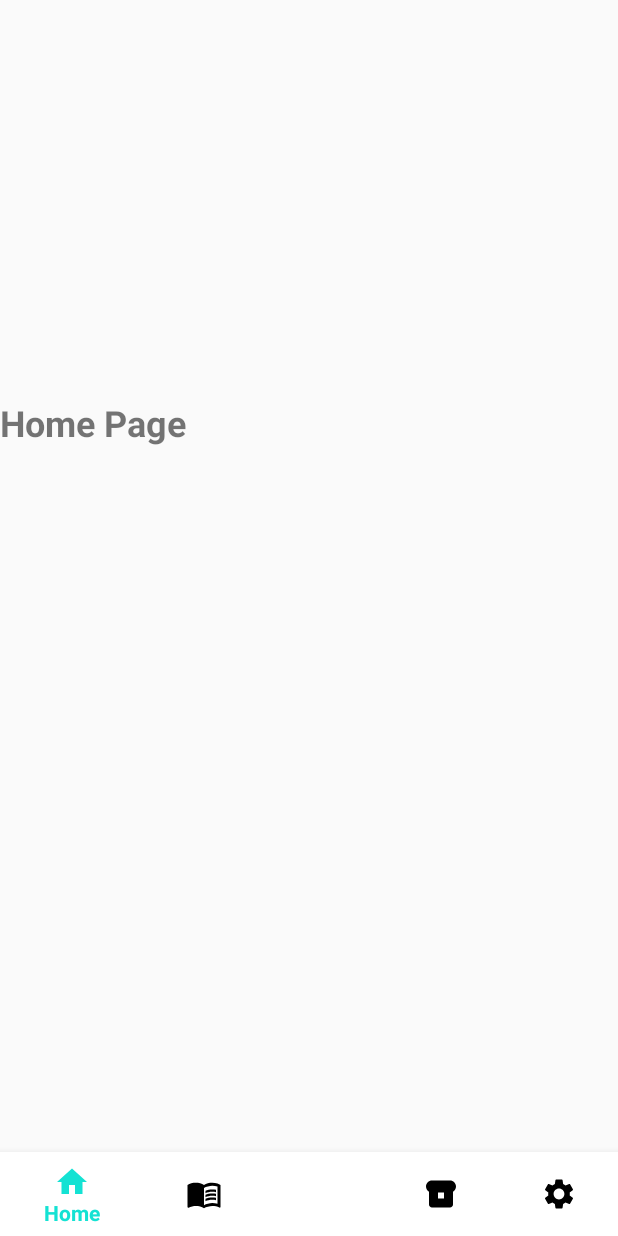
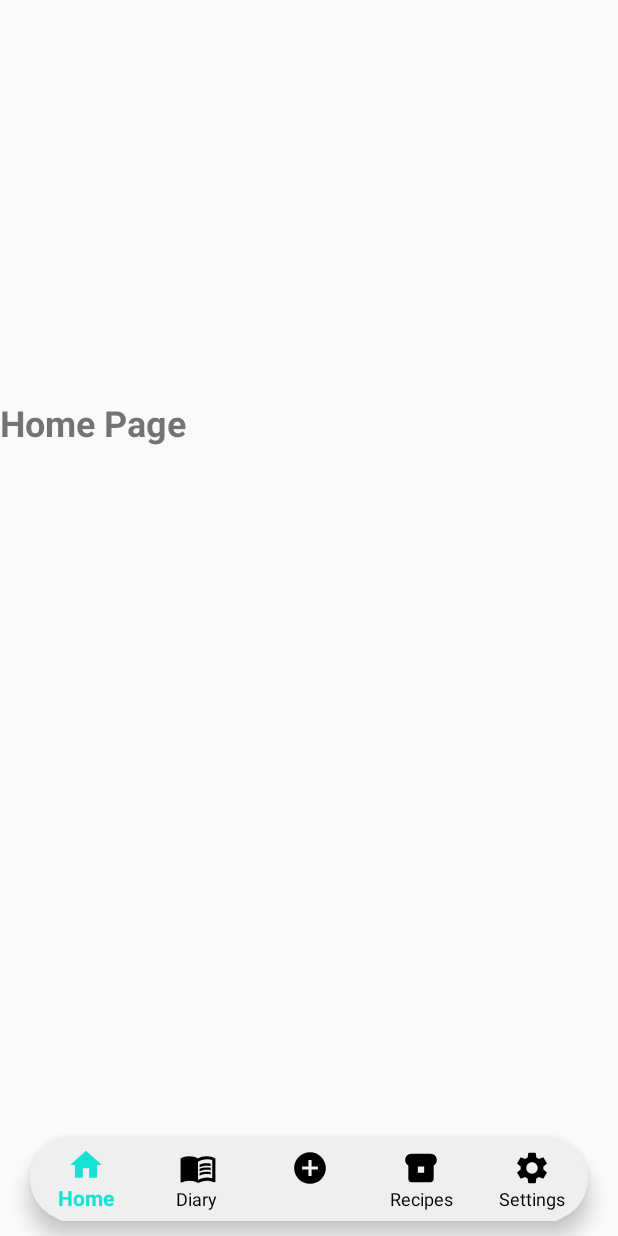
Before and after one commit to Emmanuel-Junior/dietregulator, an Android app: the Home screen opened directly, with no data from a screen before it, on a phone screen of 412 x 824 dp. Run offline under Robolectric (Android 15) with nearby library versions, the phone set to English and light mode, and no system bars.

Commit message:
modified the homepage Bottom Navigation

```diff
--- /dev/null
+++ b/app/src/main/res/drawable/ic_floatbtn.xml
@@ -0,0 +1,5 @@
+<vector android:height="24dp" android:tint="#63C9F1"
+    android:viewportHeight="24" android:viewportWidth="24"
+    android:width="24dp" xmlns:android="http://schemas.android.com/apk/res/android">
+    <path android:fillColor="@android:color/white" android:pathData="M12,2C6.48,2 2,6.48 2,12s4.48,10 10,10 10,-4.48 10,-10S17.52,2 12,2zM17,13h-4v4h-2v-4L7,13v-2h4L11,7h2v4h4v2z"/>
+</vector>
--- /dev/null
+++ b/app/src/main/res/drawable/main_navigationbar_background.xml
@@ -0,0 +1,10 @@
+<?xml version="1.0" encoding="utf-8"?>
+<shape xmlns:android="http://schemas.android.com/apk/res/android"
+    android:shape="rectangle"
+    >
+
+    <solid
+    android:color="@color/light_grey"/>
+    <corners
+    android:radius="100dp"/>
+</shape>
--- a/app/src/main/res/layout/activity_home.xml
+++ b/app/src/main/res/layout/activity_home.xml
@@ -11,11 +11,18 @@
         android:id="@+id/bottom_navigation"
         android:layout_width="match_parent"
         android:layout_height="wrap_content"
-        app:itemBackground="@color/white"
         app:itemIconTint="@drawable/selector"
         app:itemTextColor="@drawable/selector"
         app:layout_constraintBottom_toBottomOf="parent"
-        app:menu="@menu/bottom_navigation_menu">
+        app:menu="@menu/bottom_navigation_menu"
+        android:background="@drawable/main_navigationbar_background"
+        app:itemIconSize="25dp"
+        app:itemRippleColor="@android:color/transparent"
+        app:labelVisibilityMode="labeled"
+        android:layout_marginBottom="10dp"
+        android:layout_marginLeft="20dp"
+        android:layout_marginRight="20dp"
+        >
 
     </com.google.android.material.bottomnavigation.BottomNavigationView>
 
--- a/app/src/main/res/menu/bottom_navigation_menu.xml
+++ b/app/src/main/res/menu/bottom_navigation_menu.xml
@@ -12,8 +12,10 @@
         android:title="Diary"/>
 
     <item
-        android:id="@+id/placeholder"
-        android:title=""/>
+        android:id="@+id/menufloatbtn"
+        android:title=""
+        android:icon="@drawable/ic_floatbtn">
+    </item>
 
     <item
         android:id="@+id/Recipes"
--- a/app/src/main/res/values/colors.xml
+++ b/app/src/main/res/values/colors.xml
@@ -15,4 +15,5 @@
     <color name="purple">#535bd6</color>
     <color name="green1">#14e2d3</color>
     <color name="green_2">#34CCD9</color>
+    <color name="light_grey">#EEEFEF</color>
 </resources>
```
Also changed, not shown: app/src/main/res/drawable-xxhdpi/navigationbar_item_selector.xml (added, +8 -0 lines), app/src/main/res/layout/activity_login.xml (+8 -6 lines).
